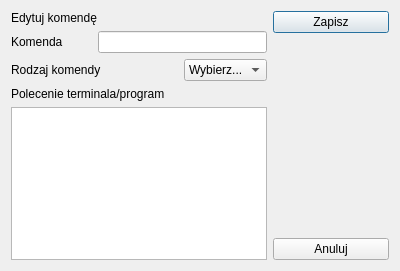
janinainfa/mex-assistant, file ui/EditCommand.ui: the form before one commit.
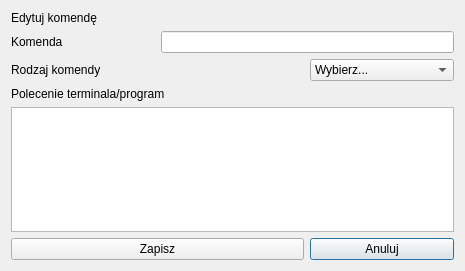
The form after the commit.

Commit message: added language comboBox functionality, updated window size

Patch:
```diff
--- a/ui/EditCommand.ui
+++ b/ui/EditCommand.ui
@@ -6,7 +6,7 @@
    <rect>
     <x>0</x>
     <y>0</y>
-    <width>400</width>
+    <width>465</width>
     <height>271</height>
    </rect>
   </property>
@@ -16,6 +16,9 @@
   <layout class="QHBoxLayout" name="horizontalLayout">
    <item>
     <layout class="QGridLayout" name="gridLayout">
+     <item row="4" column="0" colspan="3">
+      <widget class="QPlainTextEdit" name="commandEdit"/>
+     </item>
      <item row="3" column="0" colspan="3">
       <widget class="QLabel" name="label_4">
        <property name="text">
@@ -23,6 +26,35 @@
        </property>
       </widget>
      </item>
+     <item row="1" column="0">
+      <widget class="QLabel" name="label_2">
+       <property name="text">
+        <string>Komenda</string>
+       </property>
+      </widget>
+     </item>
+     <item row="2" column="2">
+      <widget class="QComboBox" name="commandTypeBox">
+       <property name="currentText">
+        <string>Wybierz...</string>
+       </property>
+       <item>
+        <property name="text">
+         <string>Wybierz...</string>
+        </property>
+       </item>
+       <item>
+        <property name="text">
+         <string>Terminal</string>
+        </property>
+       </item>
+       <item>
+        <property name="text">
+         <string>Python</string>
+        </property>
+       </item>
+      </widget>
+     </item>
      <item row="0" column="0" colspan="3">
       <widget class="QLabel" name="label">
        <property name="text">
@@ -33,13 +65,6 @@
        </property>
       </widget>
      </item>
-     <item row="1" column="0">
-      <widget class="QLabel" name="label_2">
-       <property name="text">
-        <string>Komenda</string>
-       </property>
-      </widget>
-     </item>
      <item row="2" column="0" colspan="2">
       <widget class="QLabel" name="label_3">
        <property name="text">
@@ -47,65 +72,23 @@
        </property>
       </widget>
      </item>
-     <item row="4" column="0" colspan="3">
-      <widget class="QPlainTextEdit" name="plainTextEdit"/>
-     </item>
      <item row="1" column="1" colspan="2">
       <widget class="QLineEdit" name="commandNameEdit"/>
      </item>
-     <item row="2" column="2">
-      <widget class="QComboBox" name="comboBox">
-       <property name="currentText">
-        <string>Wybierz...</string>
-       </property>
-       <item>
-        <property name="text">
-         <string>Wybierz...</string>
-        </property>
-       </item>
-       <item>
-        <property name="text">
-         <string>Terminal</string>
-        </property>
-       </item>
-       <item>
-        <property name="text">
-         <string>Python</string>
-        </property>
-       </item>
-      </widget>
-     </item>
-    </layout>
-   </item>
-   <item>
-    <layout class="QVBoxLayout" name="verticalLayout">
-     <item>
-      <widget class="QPushButton" name="saveButton">
-       <property name="text">
-        <string>Zapisz</string>
-       </property>
-      </widget>
-     </item>
-     <item>
-      <spacer name="verticalSpacer">
-       <property name="orientation">
-        <enum>Qt::Vertical</enum>
-       </property>
-       <property name="sizeHint" stdset="0">
-        <size>
-         <width>20</width>
-         <height>40</height>
-        </size>
-       </property>
-      </spacer>
-     </item>
-     <item>
+     <item row="5" column="2">
       <widget class="QPushButton" name="cancelButton">
        <property name="text">
         <string>Anuluj</string>
        </property>
       </widget>
      </item>
+     <item row="5" column="0" colspan="2">
+      <widget class="QPushButton" name="saveButton">
+       <property name="text">
+        <string>Zapisz</string>
+       </property>
+      </widget>
+     </item>
     </layout>
    </item>
   </layout>
```
The commit also changes 14 other files.
